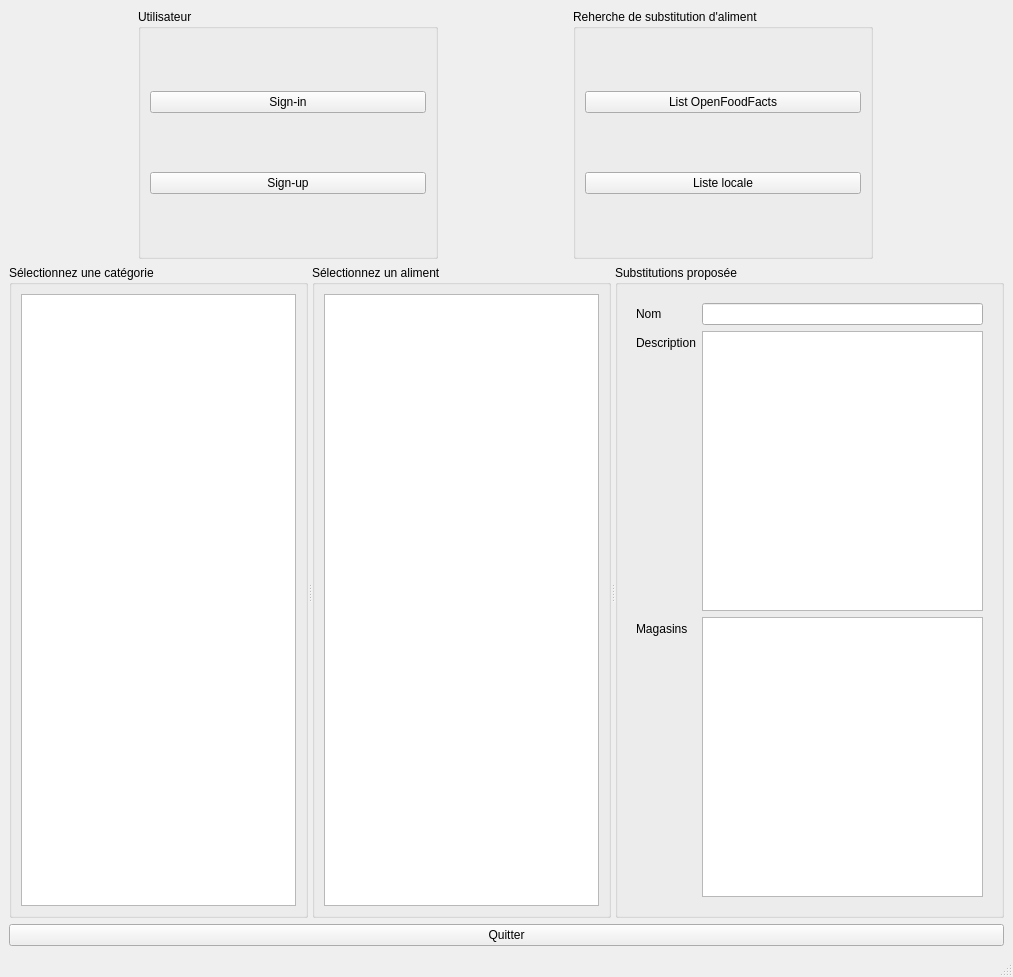
First picture: the form in ui/mainwindow.ui, repository jerome-diver/OC-openFoodFacts, before the edit.
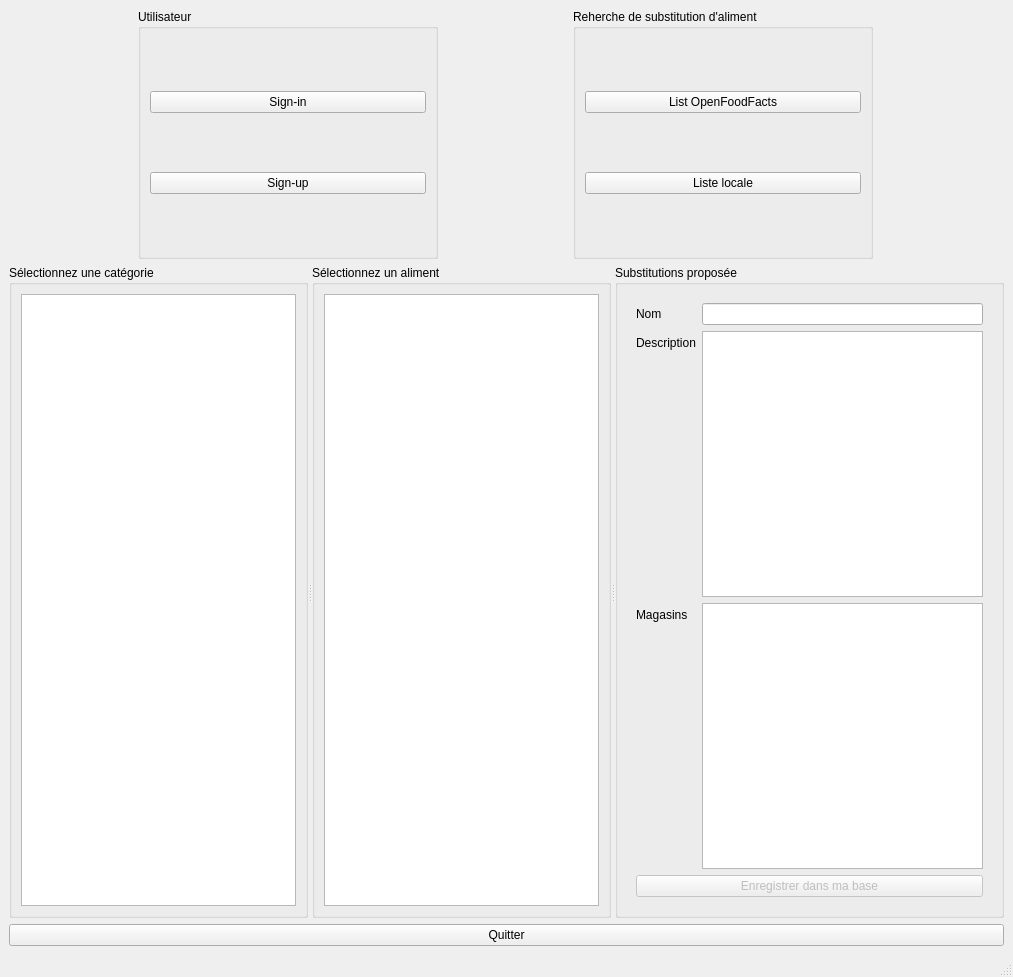
Second picture: the form after the edit. Icons and pictures are not drawn.

```diff
--- a/ui/mainwindow.ui
+++ b/ui/mainwindow.ui
@@ -166,6 +166,16 @@
              </property>
             </widget>
            </item>
+           <item row="3" column="0" colspan="2">
+            <widget class="QPushButton" name="record">
+             <property name="enabled">
+              <bool>false</bool>
+             </property>
+             <property name="text">
+              <string>Enregistrer dans ma base</string>
+             </property>
+            </widget>
+           </item>
           </layout>
          </widget>
         </item>
```
Left out of the diff: 29 changed lines with no effect on the pictures.
